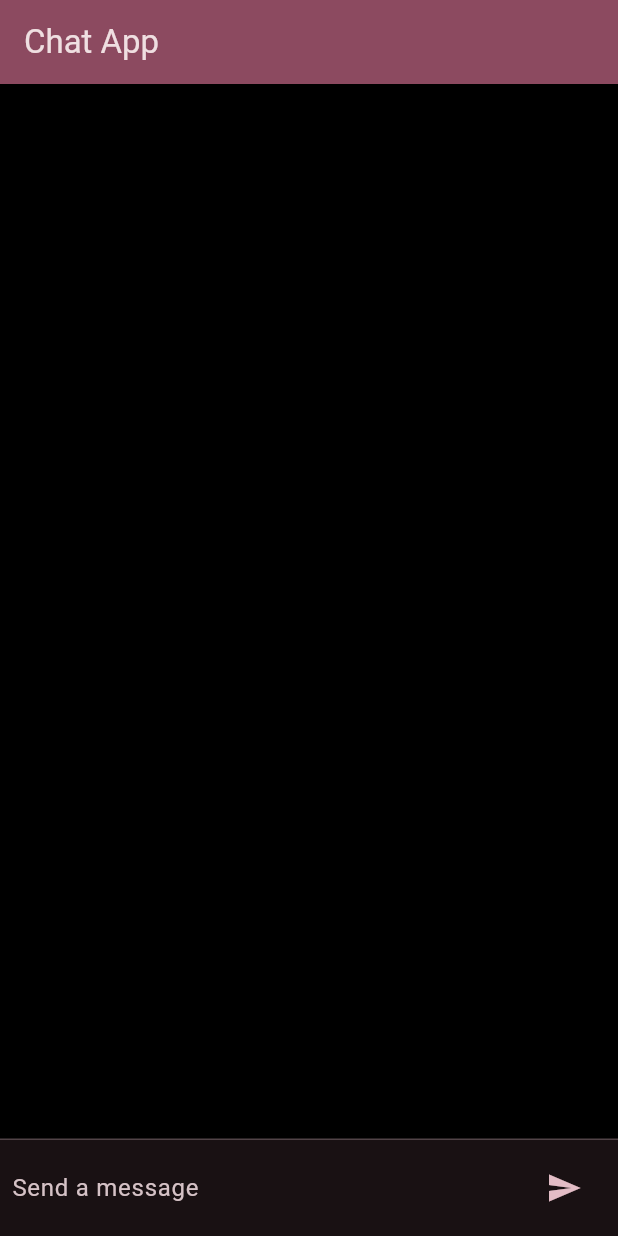
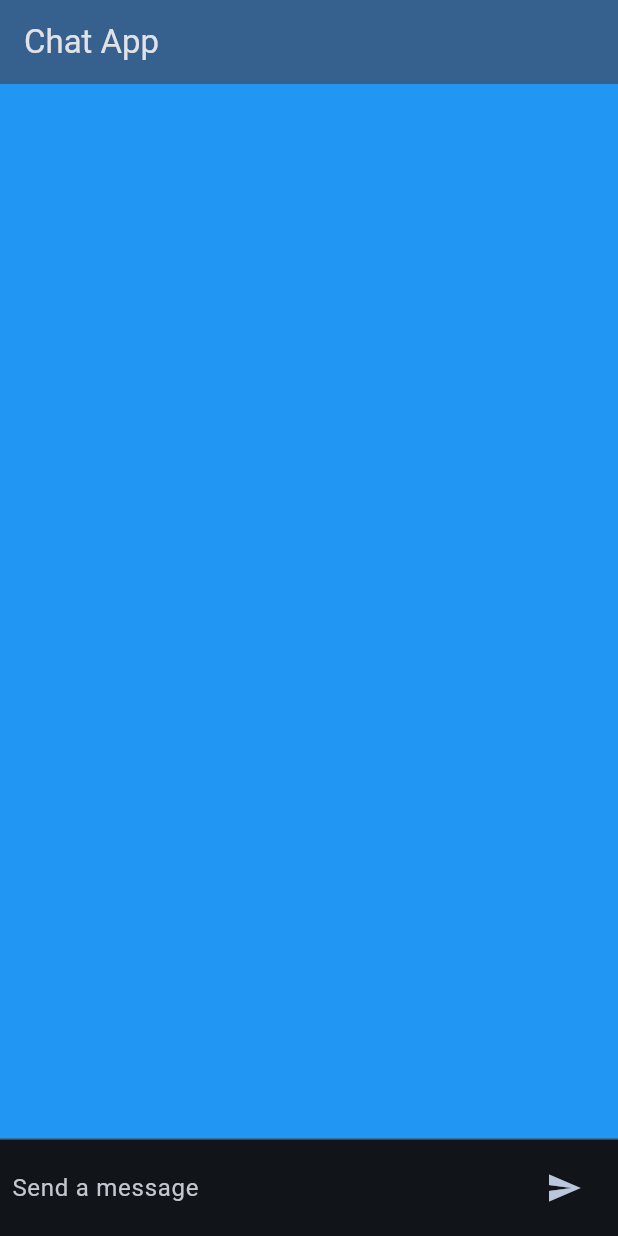
Before and after one commit to could-ai/019873e0-0dcd-7a84-99a9-7d7268f1927f, a Flutter app: the screen it shows after launch, on a phone screen of 412 x 824 dp. Run offline on Flutter 3.47's test engine with Material 3 defaults, Android fonts, the phone set to English and light mode, and no system bars.

Commit message:
将应用的背景颜色和主题种子颜色从黄色更改为蓝色。在 `lib/main.dart` 文件中，我将 `ThemeData` 的 `scaffoldBackgroundColor` 属性和 `ColorScheme` 的 `seedColor` 属性都从 `Colors.yellow` 修改为 `Colors.blue`，以实现统一的蓝色主题，同时保持深色模式以确保UI元素的可见性和对比度。

```diff
--- a/usr/lib/main.dart
+++ b/usr/lib/main.dart
@@ -15,9 +15,9 @@ class MyApp extends StatelessWidget {
       debugShowCheckedModeBanner: false,
       theme: ThemeData(
         brightness: Brightness.dark,
-        scaffoldBackgroundColor: Colors.black,
+        scaffoldBackgroundColor: Colors.blue,
         colorScheme: ColorScheme.fromSeed(
-          seedColor: Colors.black,
+          seedColor: Colors.blue,
           brightness: Brightness.dark
         ),
         useMaterial3: true,
```
